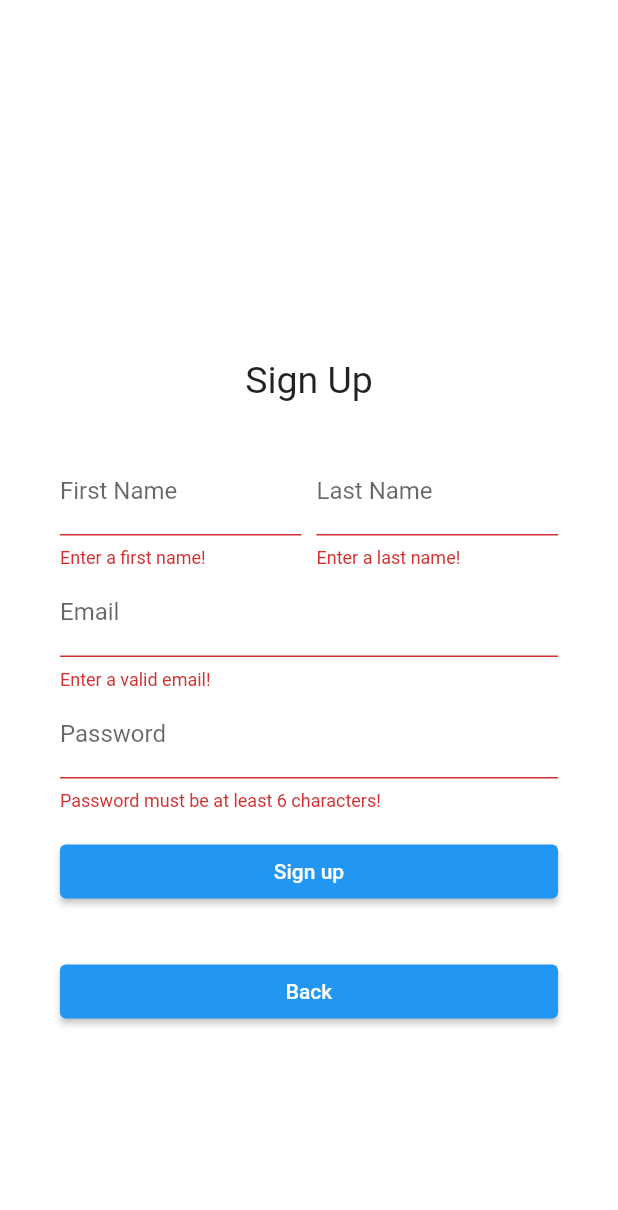
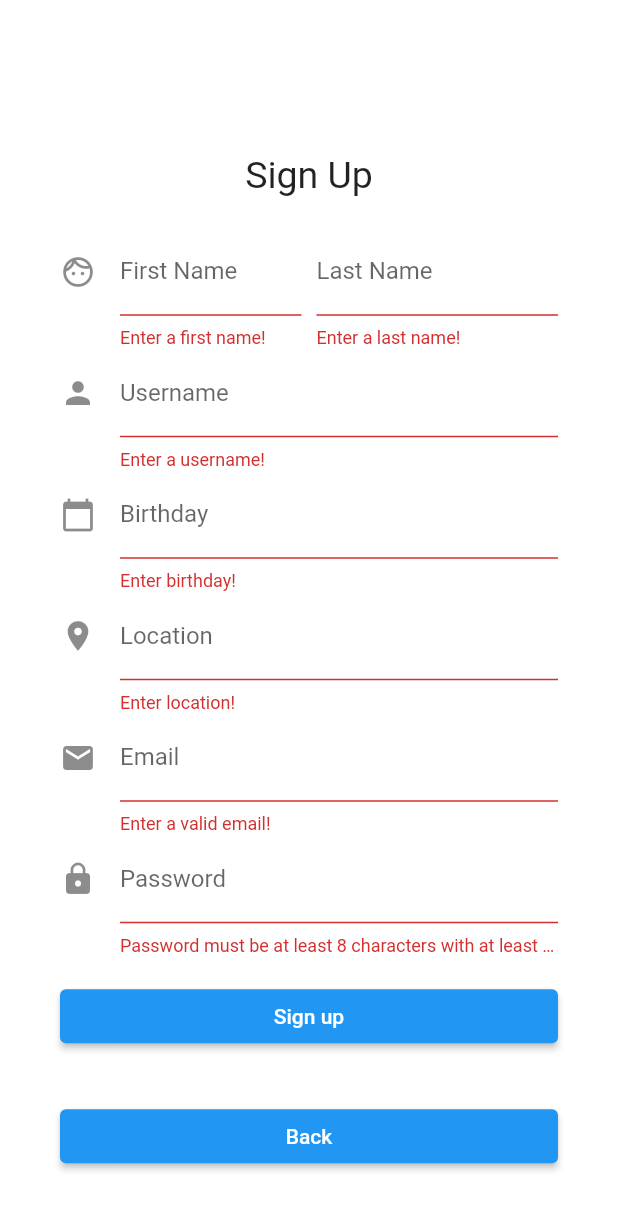
Before and after one commit to cmpascua/taskmates, a Flutter app: the SignupPage screen opened directly, after a tap on "Sign up", on a phone screen of 412 x 824 dp. Shown: the top 1210 px of the screen. Run offline on Flutter 3.47's test engine with Material 2 defaults, Android fonts, the phone set to English and light mode, and no system bars; our stand-ins replace cloud_firestore, email_validator, firebase_auth, firebase_core; missing offline and left inert: flutter_initicon; accounts and stored records are empty; generated files the repository leaves out were written again.

Commit message:
[feat]: Added additional sign up fields

```diff
--- a/lib/api/firebase_auth_api.dart
+++ b/lib/api/firebase_auth_api.dart
@@ -32,8 +32,8 @@ class FirebaseAuthAPI {
     auth.signOut();
   }
 
-  void signUp(
-      String email, String password, String firstName, String lastName) async {
+  void signUp(String email, String password, String firstName, String lastName,
+      String userName, String location, String birthday) async {
     UserCredential credential;
     try {
       credential = await auth.createUserWithEmailAndPassword(
@@ -41,7 +41,8 @@ class FirebaseAuthAPI {
         password: password,
       );
       if (credential.user != null) {
-        saveUserToFirestore(credential.user?.uid, email, firstName, lastName);
+        saveUserToFirestore(credential.user?.uid, email, firstName, lastName,
+            userName, location, birthday);
       }
     } on FirebaseAuthException catch (e) {
       Utils.showSnackBar(e.message);
@@ -51,12 +52,22 @@ class FirebaseAuthAPI {
   }
 
   void saveUserToFirestore(
-      String? uid, String email, String firstName, String lastName) async {
+      String? uid,
+      String email,
+      String firstName,
+      String lastName,
+      String userName,
+      String location,
+      String birthday) async {
     try {
-      await db
-          .collection("users")
-          .doc(uid)
-          .set({"email": email, "firstName": firstName, "lastName": lastName});
+      await db.collection("users").doc(uid).set({
+        "email": email,
+        "firstName": firstName,
+        "lastName": lastName,
+        "userName": userName,
+        "location": location,
+        "birthday": birthday
+      });
     } on FirebaseException catch (e) {
       print(e.message);
     }
--- a/lib/providers/auth_provider.dart
+++ b/lib/providers/auth_provider.dart
@@ -36,8 +36,9 @@ class AuthProvider with ChangeNotifier {
     authService.signOut();
   }
 
-  void signUp(
-      String email, String password, String firstName, String lastName) {
-    authService.signUp(email, password, firstName, lastName);
+  void signUp(String email, String password, String firstName, String lastName,
+      String userName, String location, String birthday) {
+    authService.signUp(
+        email, password, firstName, lastName, userName, location, birthday);
   }
 }
--- a/lib/screens/login.dart
+++ b/lib/screens/login.dart
@@ -26,6 +26,7 @@ class _LoginPageState extends State<LoginPage> {
   Widget build(BuildContext context) {
     final email = TextFormField(
       decoration: const InputDecoration(
+        icon: Icon(Icons.email),
         labelText: "Email",
         helperText: "",
       ),
@@ -45,12 +46,13 @@ class _LoginPageState extends State<LoginPage> {
       obscureText: true,
       autovalidateMode: AutovalidateMode.onUserInteraction,
       decoration: const InputDecoration(
+        icon: Icon(Icons.lock),
         labelText: "Password",
         helperText: "",
       ),
       validator: (password) {
-        return password != null && password.length < 6
-            ? "Password must be at least 6 characters!"
+        return password != null && password.length < 8
+            ? "Enter a password!"
             : null;
       },
       onSaved: (value) {
--- a/lib/screens/signup.dart
+++ b/lib/screens/signup.dart
@@ -9,6 +9,7 @@ import 'package:email_validator/email_validator.dart';
 import 'package:flutter/material.dart';
 import 'package:provider/provider.dart';
 import 'package:week7_networking_discussion/providers/auth_provider.dart';
+import 'package:intl/intl.dart';
 
 class SignupPage extends StatefulWidget {
   const SignupPage({super.key});
@@ -17,8 +18,17 @@ class SignupPage extends StatefulWidget {
 }
 
 class _SignupPageState extends State<SignupPage> {
+  TextEditingController dateController = TextEditingController();
+  final passwordConstraint =
+      RegExp(r'^(?=.*\d)(?=.*[a-z])(?=.*[A-Z])(?=.*[a-zA-Z]).{8,}$');
   final _signUpKey = GlobalKey<FormState>();
-  var signUpFields = List<String>.filled(4, "");
+  var signUpFields = List<String>.filled(7, "");
+
+  @override
+  void initState() {
+    dateController.text = "";
+    super.initState();
+  }
 
   @override
   Widget build(BuildContext context) {
@@ -29,6 +39,7 @@ class _SignupPageState extends State<SignupPage> {
           flex: 2,
           child: TextFormField(
             decoration: const InputDecoration(
+              icon: Icon(Icons.face_outlined),
               labelText: "First Name",
               helperText: "",
             ),
@@ -67,8 +78,82 @@ class _SignupPageState extends State<SignupPage> {
       ],
     );
 
+    final userName = TextFormField(
+      decoration: const InputDecoration(
+        icon: Icon(Icons.person),
+        labelText: "Username",
+        helperText: "",
+      ),
+      validator: (userName) {
+        if (userName!.isEmpty) {
+          return "Enter a username!";
+        }
+      },
+      onSaved: (value) {
+        setState(() {
+          signUpFields[4] = value!;
+        });
+      },
+    );
+
+    final birthday = TextFormField(
+      controller: dateController,
+      decoration: const InputDecoration(
+        icon: Icon(Icons.calendar_today),
+        labelText: "Birthday",
+        helperText: "",
+      ),
+      readOnly: true,
+      validator: (birthday) {
+        if (birthday!.isEmpty) {
+          return "Enter birthday!";
+        }
+      },
+      onTap: () async {
+        DateTime? pickedDate = await showDatePicker(
+            context: context,
+            initialDate: DateTime.now(),
+            firstDate: DateTime(2000),
+            lastDate: DateTime(2101));
+
+        if (pickedDate != null) {
+          print(pickedDate);
+          String formattedDate = DateFormat('yyyy-MM-dd').format(pickedDate);
+          print(formattedDate);
+
+          setState(() {
+            dateController.text = formattedDate;
+          });
+        } else {
+          print("Date is not selected");
+        }
+      },
+      onSaved: (birthdate) {
+        signUpFields[6] = birthdate!;
+      },
+    );
+
+    final location = TextFormField(
+      decoration: const InputDecoration(
+        icon: Icon(Icons.location_on),
+        labelText: "Location",
+        helperText: "",
+      ),
+      validator: (location) {
+        if (location!.isEmpty) {
+          return "Enter location!";
+        }
+      },
+      onSaved: (value) {
+        setState(() {
+          signUpFields[5] = value!;
+        });
+      },
+    );
+
     final email = TextFormField(
       decoration: const InputDecoration(
+        icon: Icon(Icons.email),
         labelText: "Email",
         helperText: "",
       ),
@@ -87,12 +172,13 @@ class _SignupPageState extends State<SignupPage> {
     final password = TextFormField(
       obscureText: true,
       decoration: const InputDecoration(
+        icon: Icon(Icons.lock),
         labelText: "Password",
         helperText: "",
       ),
       validator: (password) {
-        return password != null && password.length < 6
-            ? "Password must be at least 6 characters!"
+        return !passwordConstraint.hasMatch(password!)
+            ? "Password must be at least 8 characters with at least a number, a special character, and both uppercase and lowercase letters!"
             : null;
       },
       onSaved: (value) {
@@ -102,7 +188,7 @@ class _SignupPageState extends State<SignupPage> {
       },
     );
 
-    final SignupButton = Padding(
+    final signupButton = Padding(
       padding: const EdgeInsets.symmetric(vertical: 16.0),
       child: ElevatedButton(
         onPressed: () {
@@ -110,8 +196,14 @@ class _SignupPageState extends State<SignupPage> {
 
           if (form!.validate()) {
             form.save();
-            context.read<AuthProvider>().signUp(signUpFields[0],
-                signUpFields[1], signUpFields[2], signUpFields[3]);
+            context.read<AuthProvider>().signUp(
+                signUpFields[0],
+                signUpFields[1],
+                signUpFields[2],
+                signUpFields[3],
+                signUpFields[4],
+                signUpFields[5],
+                signUpFields[6]);
             Navigator.pop(context);
           }
         },
@@ -143,13 +235,16 @@ class _SignupPageState extends State<SignupPage> {
                 textAlign: TextAlign.center,
                 style: TextStyle(
                   fontSize: 25,
-                  height: 7,
+                  height: 5,
                 ),
               ),
               name,
+              userName,
+              birthday,
+              location,
               email,
               password,
-              SignupButton,
+              signupButton,
               backButton
             ],
           ),
--- a/pubspec.yaml
+++ b/pubspec.yaml
@@ -44,6 +44,7 @@ dependencies:
   email_validator: ^2.1.17
   flutter_initicon: ^3.0.0+1
   flutter_local_notifications: ^12.0.4
+  intl: ^0.17.0
 
 dev_dependencies:
   flutter_test:
```
Also changed, not shown: pubspec.lock.
